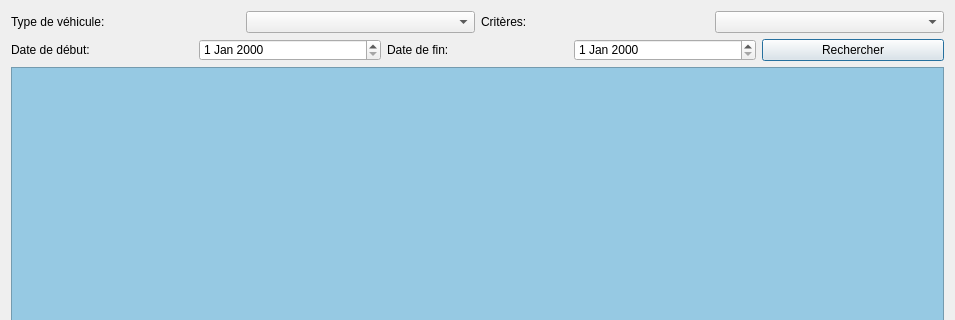
The window that view/reservation.ui (PierreChal/projet_info_loc) describes before a commit, drawn with Qt 5; both pictures show x 0 to 955 and y 0 to 320 of the 955 by 648 pixel window.
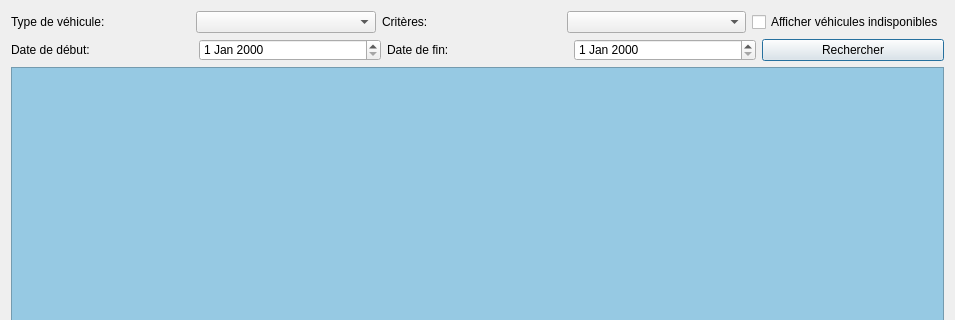
The same window after the commit.

Commit message: reservation + dispo/indisipo et génération de facture, à voir si on doit ajouter des choses supplémentaire

Diff of the .ui file:
```diff
--- a/view/reservation.ui
+++ b/view/reservation.ui
@@ -59,6 +59,16 @@
        </property>
       </widget>
      </item>
+     <item>
+      <widget class="QCheckBox" name="showUnavailableBox">
+       <property name="styleSheet">
+        <string notr="true">font: 12pt &quot;MS Shell Dlg 2&quot;;</string>
+       </property>
+       <property name="text">
+        <string>Afficher véhicules indisponibles</string>
+       </property>
+      </widget>
+     </item>
     </layout>
    </item>
    <item>
```
The commit also changes 6 other files.
